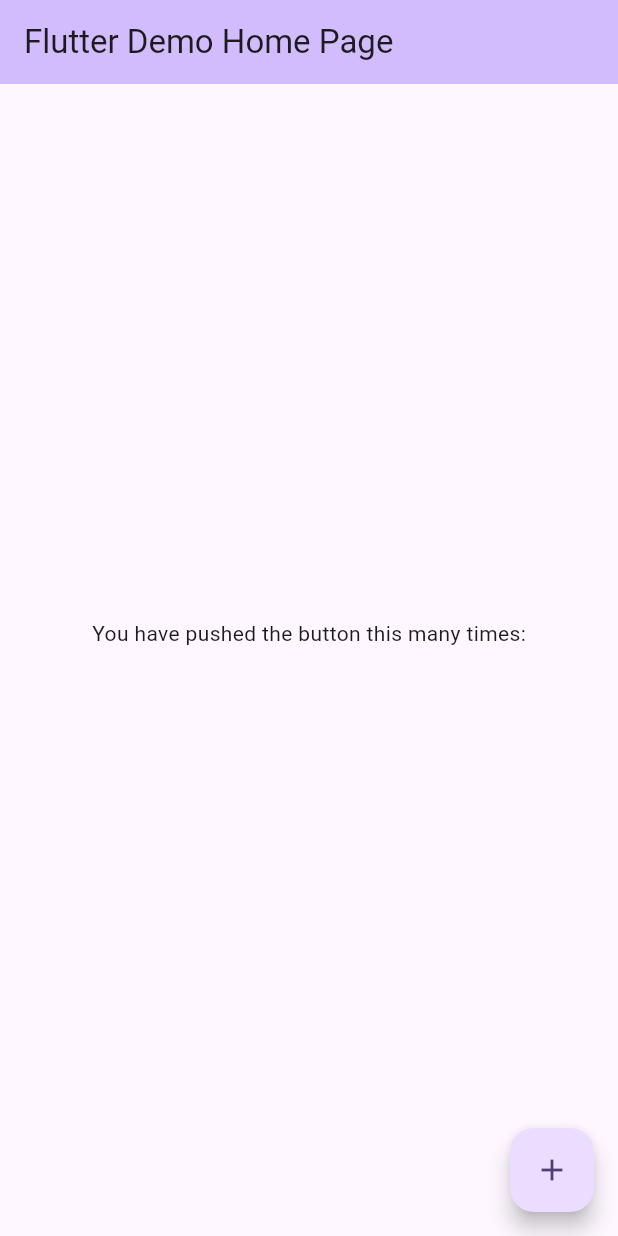
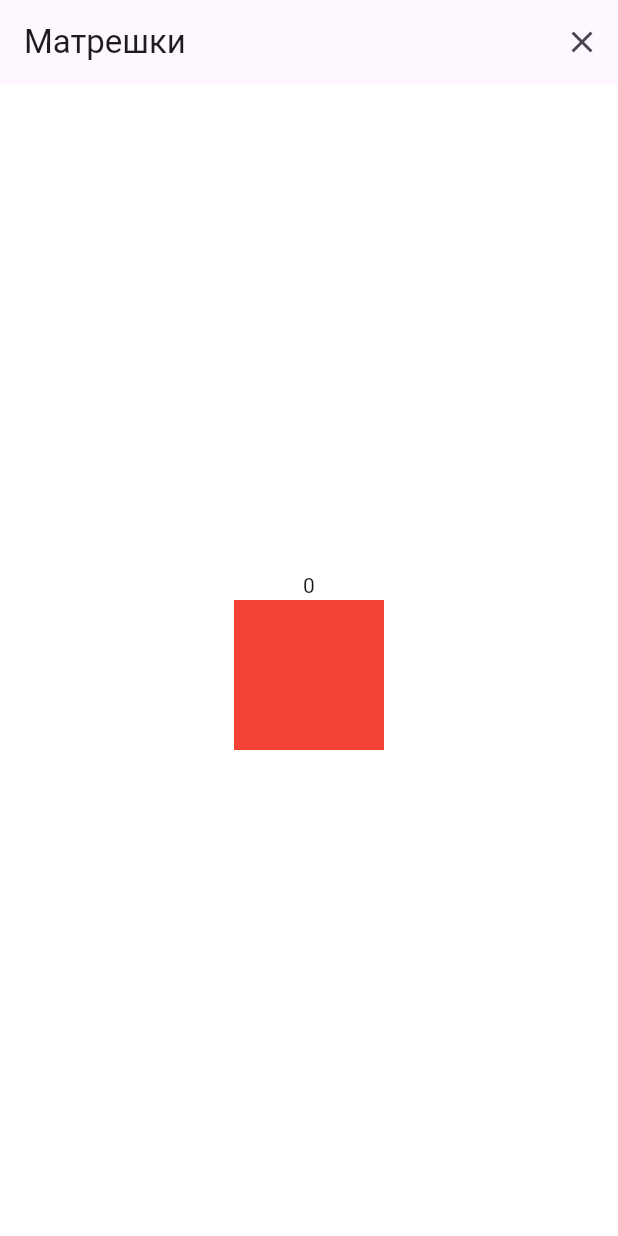
Before and after one commit to Nikolay-leukhin/matreshki-clicker, a Flutter app: the screen it shows after launch, on a phone screen of 412 x 824 dp. Run offline on Flutter 3.47's test engine with Material 3 defaults, Android fonts, the phone set to English and light mode, and no system bars; our stand-ins replace bloc, flutter_bloc; missing offline and left inert: tele_web_app.

Commit message:
bebra123

```diff
--- /dev/null
+++ b/lib/app.dart
@@ -0,0 +1,24 @@
+import 'package:flutter/material.dart';
+import 'package:matreshka/routes/routes.dart';
+
+class MyApp extends StatefulWidget {
+  const MyApp({super.key});
+
+  @override
+  State<MyApp> createState() => _MyAppState();
+}
+
+class _MyAppState extends State<MyApp> {
+  @override
+  Widget build(BuildContext context) {
+    return MaterialApp(
+      debugShowCheckedModeBanner: false,
+      title: 'matreshki',
+      onGenerateRoute: AppRoutes.generateRoute,
+      builder: (context, child) => MediaQuery(
+          data: MediaQuery.of(context)
+              .copyWith(textScaler: const TextScaler.linear(1.0)),
+          child: child!),
+    );
+  }
+}
--- /dev/null
+++ b/lib/features/main/data/main_repository.dart
@@ -0,0 +1,23 @@
+import 'package:matreshka/models/user_model.dart';
+import 'package:tele_web_app/tele_web_app.dart';
+
+class MainRepository {
+  late final UserModel _user;
+  int userScore = 0;
+  // late final TeleWebApp? tg;
+
+  UserModel get user => _user;
+
+  MainRepository() {
+    // tg = TeleWebApp();
+    _user = UserModel(id: 123123);
+  }
+
+  incrementUserScore() {
+    userScore += 1;
+  }
+
+  void closeApp() {
+    // tg?.close();
+  }
+}
--- /dev/null
+++ b/lib/features/main/logic/main/main_cubit.dart
@@ -0,0 +1,17 @@
+import 'package:bloc/bloc.dart';
+import 'package:flutter/material.dart';
+import 'package:matreshka/features/main/data/main_repository.dart';
+import 'package:meta/meta.dart';
+
+part 'main_state.dart';
+
+class MainCubit extends Cubit<MainState> {
+  final MainRepository mainRepository;
+
+  MainCubit(this.mainRepository) : super(MainInitial());
+
+  incrementScore() {
+    mainRepository.incrementUserScore();
+    emit(ScoreUpdated());
+  }
+}
--- /dev/null
+++ b/lib/features/main/logic/main/main_state.dart
@@ -0,0 +1,8 @@
+part of 'main_cubit.dart';
+
+@immutable
+sealed class MainState {}
+
+final class MainInitial extends MainState {}
+
+final class ScoreUpdated extends MainState {}
--- /dev/null
+++ b/lib/features/main/ui/main_screen.dart
@@ -0,0 +1,58 @@
+import 'package:flutter/material.dart';
+import 'package:flutter_bloc/flutter_bloc.dart';
+import 'package:matreshka/features/main/data/main_repository.dart';
+import 'package:matreshka/features/main/logic/main/main_cubit.dart';
+
+class MainScreen extends StatefulWidget {
+  const MainScreen({super.key});
+
+  @override
+  State<MainScreen> createState() => _MainScreenState();
+}
+
+class _MainScreenState extends State<MainScreen> {
+  late MainRepository mainRepository;
+
+  @override
+  void initState() {
+    mainRepository = RepositoryProvider.of<MainRepository>(context);
+    super.initState();
+  }
+
+  @override
+  Widget build(BuildContext context) {
+    final size = MediaQuery.sizeOf(context);
+
+    return SafeArea(
+        child: Scaffold(
+      backgroundColor: Colors.white,
+      appBar: AppBar(
+        title: const Text("Матрешки"),
+        actions: [IconButton(onPressed: () {}, icon: const Icon(Icons.close))],
+      ),
+      body: Container(
+        width: size.width,
+        padding: const EdgeInsets.all(10),
+        child: Column(
+          mainAxisAlignment: MainAxisAlignment.center,
+          crossAxisAlignment: CrossAxisAlignment.center,
+          children: [
+            BlocBuilder<MainCubit, MainState>(
+              builder: (context, state) {
+                return Text(mainRepository.userScore.toString());
+              },
+            ),
+            InkWell(
+              onTap: () => BlocProvider.of<MainCubit>(context).incrementScore(),
+              child: Container(
+                height: 100,
+                width: 100,
+                color: Colors.red,
+              ),
+            ),
+          ],
+        ),
+      ),
+    ));
+  }
+}
--- a/lib/main.dart
+++ b/lib/main.dart
@@ -1,80 +1,6 @@
-import 'dart:convert';
-import 'dart:html';
-
-import 'package:crypto/crypto.dart';
 import 'package:flutter/material.dart';
-import 'package:tele_web_app/tele_web_app.dart';
+import 'package:matreshka/providers.dart';
 
 void main() {
-  runApp(const MyApp());
+  runApp(const AppRepositoryProviders());
 }
-
-class MyApp extends StatelessWidget {
-  const MyApp({super.key});
-
-  // This widget is the root of your application.
-  @override
-  Widget build(BuildContext context) {
-    return MaterialApp(
-      title: 'Flutter Demo',
-      theme: ThemeData(
-        colorScheme: ColorScheme.fromSeed(seedColor: Colors.deepPurple),
-        useMaterial3: true,
-      ),
-      home: const MyHomePage(title: 'Flutter Demo Home Page'),
-    );
-  }
-}
-
-class MyHomePage extends StatefulWidget {
-  const MyHomePage({super.key, required this.title});
-
-  final String title;
-
-  @override
-  State<MyHomePage> createState() => _MyHomePageState();
-}
-
-class _MyHomePageState extends State<MyHomePage> {
-  final tg = TeleWebApp();
-
-  @override
-  void initState() {
-    super.initState();
-  }
-
-  @override
-  Widget build(BuildContext context) {
-    // final hmacSha256 = Hmac(sha256, utf8.encode("WebAppData"));
-    // final secret_key = hmacSha256.convert(utf8.encode("7105187689:AAFH7mZcjzXSLoZX7wffgZyokuk1iEagYwA"));
-
-    // final decoder = Hmac(sha256, secret_key.bytes);
-    // final res = decoder.convert(utf8.encode(UrlSearchParams(tg.initData).get("hash")!));
-
-    return Scaffold(
-      appBar: AppBar(
-        backgroundColor: Theme.of(context).colorScheme.inversePrimary,
-        title: Text(widget.title),
-      ),
-      body: Center(
-        child: Column(
-          mainAxisAlignment: MainAxisAlignment.center,
-          children: <Widget>[
-            const Text(
-              'You have pushed the button this many times:',
-            ),
-            Text(
-              tg.initDataUnsafe.user!.id.toString(),
-              style: Theme.of(context).textTheme.headlineMedium,
-            ),
-          ],
-        ),
-      ),
-      floatingActionButton: FloatingActionButton(
-        onPressed: () {},
-        tooltip: 'Increment',
-        child: const Icon(Icons.add),
-      ), // This trailing comma makes auto-formatting nicer for build methods.
-    );
-  }
-}
--- /dev/null
+++ b/lib/models/user_model.dart
@@ -0,0 +1,7 @@
+class UserModel {
+  final int id;
+
+  UserModel({required this.id});
+
+
+}
--- /dev/null
+++ b/lib/providers.dart
@@ -0,0 +1,32 @@
+import 'package:flutter/material.dart';
+import 'package:flutter_bloc/flutter_bloc.dart';
+import 'package:matreshka/app.dart';
+import 'package:matreshka/features/main/data/main_repository.dart';
+import 'package:matreshka/features/main/logic/main/main_cubit.dart';
+
+class AppRepositoryProviders extends StatelessWidget {
+  const AppRepositoryProviders({super.key});
+
+  @override
+  Widget build(BuildContext context) {
+    return MultiRepositoryProvider(
+        providers: [RepositoryProvider(create: (context) => MainRepository(), lazy: false,)],
+        child: AppBlocProviders());
+  }
+}
+
+class AppBlocProviders extends StatelessWidget {
+  const AppBlocProviders({super.key});
+
+  @override
+  Widget build(BuildContext context) {
+    return MultiBlocProvider(
+      providers: [
+        BlocProvider(
+          create: (context) => MainCubit(RepositoryProvider.of<MainRepository>(context)),
+        ),
+      ],
+      child: MyApp(),
+    );
+  }
+}
--- /dev/null
+++ b/lib/routes/routes.dart
@@ -0,0 +1,19 @@
+import 'package:flutter/material.dart';
+import 'package:matreshka/features/main/ui/main_screen.dart';
+import 'package:matreshka/routes/routes_names.dart';
+
+class AppRoutes {
+  static Route<dynamic> generateRoute(RouteSettings settings) {
+    switch (settings.name) {
+      case AppRouteNames.root:
+        return MaterialPageRoute(
+            builder: (ctx) =>
+                const MainScreen()); // return NoAnimationMaterialPageRoute(builder: (ctx) => const AppStateWidget());
+      default:
+        return MaterialPageRoute(
+            builder: (ctx) => Container(
+                  color: Colors.red,
+                ));
+    }
+  }
+}
--- /dev/null
+++ b/lib/routes/routes_names.dart
@@ -0,0 +1,3 @@
+class AppRouteNames {
+  static const String root = '/';
+}
--- a/pubspec.yaml
+++ b/pubspec.yaml
@@ -19,6 +19,8 @@ dependencies:
 
   cupertino_icons: ^1.0.2
   crypto: ^3.0.3
+  flutter_bloc: ^8.1.4
+  bloc: ^8.1.3
 
 dev_dependencies:
   flutter_test:
```
Also changed, not shown: pubspec.lock, 1 other file.
